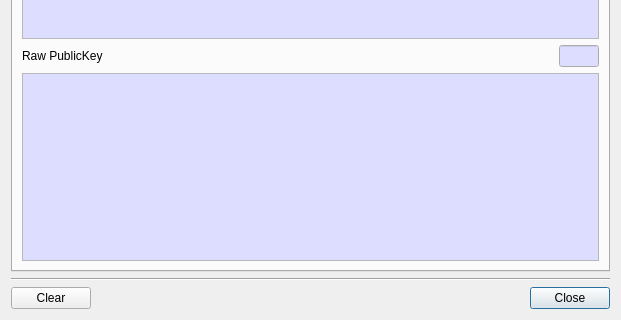
This is BerEditor/pri_key_info_dlg.ui in jykim74/BerEditor as Qt 5 draws it before an edit; both pictures show x 0 to 621 and y 279 to 599 of the 621 by 599 pixel window. The edited form follows.
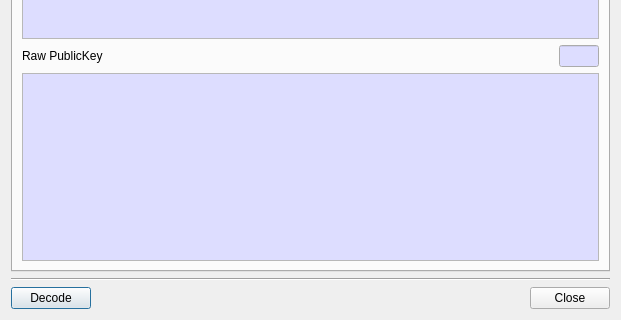
This is the edited form.

```diff
--- a/BerEditor/pri_key_info_dlg.ui
+++ b/BerEditor/pri_key_info_dlg.ui
@@ -2353,17 +2353,17 @@
        </property>
       </spacer>
      </item>
-     <item row="0" column="4">
-      <widget class="QPushButton" name="mCloseBtn">
+     <item row="0" column="0">
+      <widget class="QPushButton" name="mDecodeBtn">
        <property name="text">
-        <string>Close</string>
+        <string>Decode</string>
        </property>
       </widget>
      </item>
-     <item row="0" column="0">
-      <widget class="QPushButton" name="mClearBtn">
+     <item row="0" column="4">
+      <widget class="QPushButton" name="mCloseBtn">
        <property name="text">
-        <string>Clear</string>
+        <string>Close</string>
        </property>
       </widget>
      </item>
```
